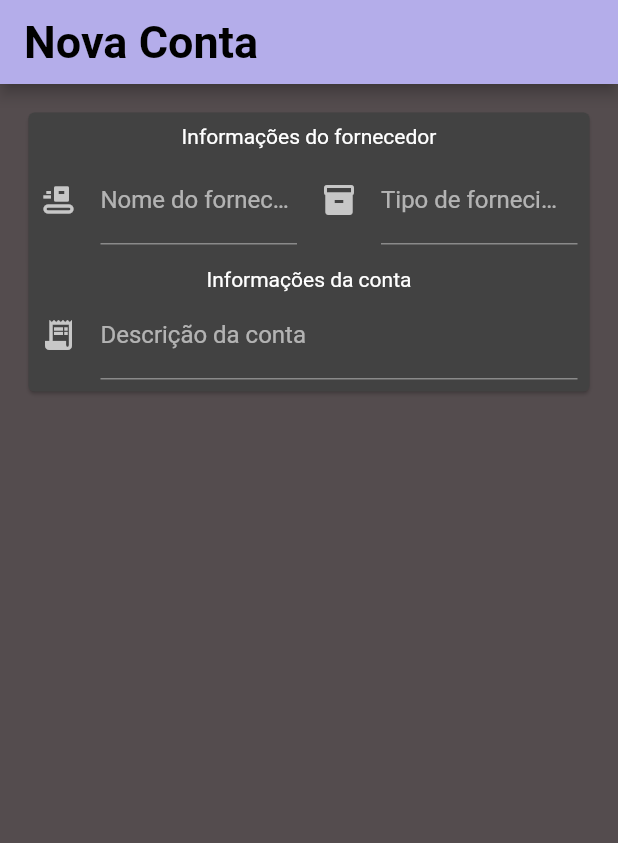
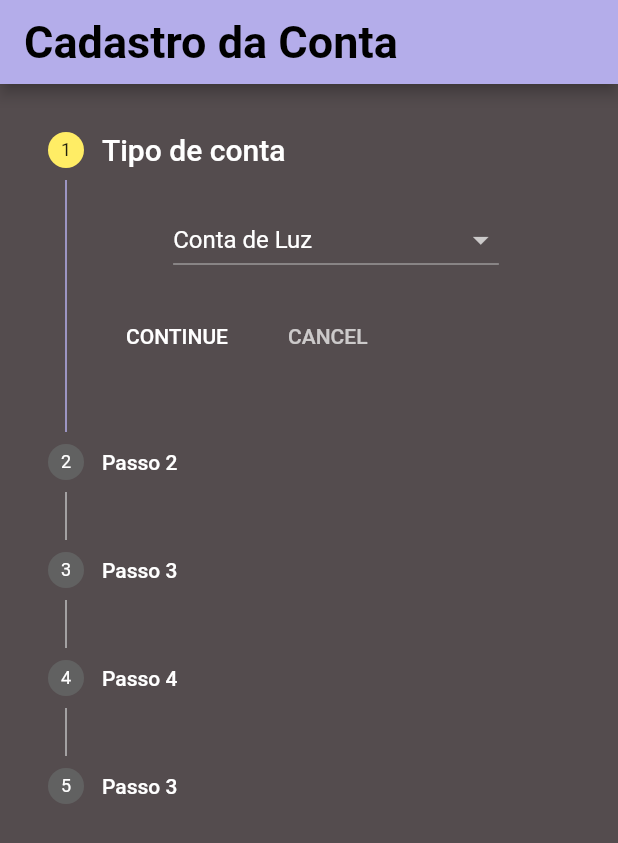
Before and after one commit to SamuelPimentel/help_mei, a Flutter app: the screen it shows after launch, on a phone screen of 412 x 824 dp. Shown: the top 843 px of the screen. Run offline on Flutter 3.47's test engine with Material 2 defaults, Android fonts, the light colour scheme and no system bars; our stand-ins replace sqflite, sqflite_common_ffi; accounts and stored records are empty.

Commit message:
feat: começo da criaçao do form de cadastro

```diff
--- a/lib/main.dart
+++ b/lib/main.dart
@@ -1,8 +1,11 @@
 import 'dart:io';
 
 import 'package:flutter/material.dart';
-import 'package:help_mei/pages/cadastro_conta_page.dart';
+import 'package:help_mei/controller/entity_controller_generic.dart';
+import 'package:help_mei/entities/tipo_conta.dart';
+import 'package:help_mei/pages/cadastro_conta/cadastro_conta_page.dart';
 import 'package:help_mei/pages/home_page.dart';
+import 'package:help_mei/services/sqlite_service_on_disk.dart';
 import 'package:sqflite/sqflite.dart';
 import 'package:sqflite_common_ffi/sqflite_ffi.dart';
 
@@ -13,11 +16,14 @@ void main() async {
     sqfliteFfiInit();
     databaseFactory = databaseFactoryFfi;
   }
-
+  var controller = EntityControllerGeneric(service: SqliteServiceOnDisk());
   WidgetsFlutterBinding.ensureInitialized();
+  var result = await controller.getEntities(TipoConta.empty());
+  var tipoContaValues =
+      result.map((e) => (e as TipoConta).nomeTipoConta).toList();
 
   runApp(MaterialApp(
-    home: CadastroContaPage(),
+    home: CadastroContaPage(dropDownItens: tipoContaValues),
     theme: buildTheme(),
   ));
 }
@@ -35,7 +41,10 @@ ThemeData buildTheme() {
         color: Colors.black,
         fontFamily: 'Roboto',
         fontSize: 30,
-              fontWeight: FontWeight.bold)),
+        fontWeight: FontWeight.bold,
+      ),
+    ),
     scaffoldBackgroundColor: vanDykePaper,
-      primaryColor: periwinle);
+    primaryColor: periwinle,
+  );
 }
--- /dev/null
+++ b/lib/pages/cadastro_conta/cadastro_conta_page.dart
@@ -0,0 +1,16 @@
+import 'package:flutter/material.dart';
+import 'package:help_mei/pages/cadastro_conta/cadastro_conta_step.dart';
+
+class CadastroContaPage extends StatelessWidget {
+  const CadastroContaPage({super.key, required this.dropDownItens});
+  final double size = 0.8;
+  final List<String> dropDownItens;
+
+  @override
+  Widget build(BuildContext context) {
+    return Scaffold(
+      appBar: AppBar(title: const Text('Cadastro da Conta')),
+      body: CadastroContaStep(dropDownItens: dropDownItens),
+    );
+  }
+}
--- /dev/null
+++ b/lib/pages/cadastro_conta/cadastro_conta_step.dart
@@ -0,0 +1,113 @@
+import 'package:flutter/material.dart';
+import 'package:help_mei/controller/entity_controller_generic.dart';
+import 'package:help_mei/entities/tipo_conta.dart';
+import 'package:help_mei/pages/cadastro_conta/widgets/dropdown_cadastro.dart';
+import 'package:help_mei/services/database_service.dart';
+import 'package:help_mei/services/sqlite_service_on_disk.dart';
+import 'package:help_mei/widgets/step_cadastro.dart';
+
+class CadastroContaStep extends StatefulWidget {
+  const CadastroContaStep({Key? key, required this.dropDownItens})
+      : super(key: key);
+  final List<String> dropDownItens;
+  @override
+  State<CadastroContaStep> createState() => _CadastroContaStepState();
+}
+
+class _CadastroContaStepState extends State<CadastroContaStep> {
+  int _index = 0;
+  String dropdownValue = '';
+
+  EntityControllerGeneric? _controller;
+
+  @override
+  void initState() {
+    // TODO: implement initState
+    super.initState();
+    _controller = EntityControllerGeneric(service: SqliteServiceOnDisk());
+    widget.dropDownItens.add('Outro');
+    dropdownValue = widget.dropDownItens.first;
+  }
+
+  @override
+  Widget build(BuildContext context) {
+    return Padding(
+      padding: const EdgeInsets.all(8),
+      child: Stepper(
+        elevation: 2,
+        currentStep: _index,
+        onStepCancel: () {
+          if (_index > 0) {
+            setState(() {
+              _index -= 1;
+            });
+          }
+        },
+        onStepContinue: () {
+          if (_index < getSteps().length - 1) {
+            setState(() {
+              _index += 1;
+            });
+          }
+        },
+        onStepTapped: (index) {
+          setState(() {
+            _index = index;
+          });
+        },
+        steps: getSteps(),
+      ),
+    );
+  }
+
+  List<Step> getSteps() {
+    return [
+      stepCadastro(
+        context,
+        'Tipo de conta',
+        _index,
+        0,
+        dropdownCadastro(
+          dropdownValue,
+          widget.dropDownItens,
+          (value) {
+            setState(() {
+              dropdownValue = value!;
+            });
+          },
+        ),
+      ),
+      Step(
+          state: _index > 1 ? StepState.complete : StepState.indexed,
+          isActive: _index >= 1,
+          title: Text(
+            'Passo 2',
+          ),
+          content: Container()),
+      Step(
+        state: _index > 2 ? StepState.complete : StepState.indexed,
+        isActive: _index >= 2,
+        title: Text(
+          'Passo 3',
+        ),
+        content: Container(),
+      ),
+      Step(
+        state: _index > 2 ? StepState.complete : StepState.indexed,
+        isActive: _index >= 2,
+        title: Text(
+          'Passo 4',
+        ),
+        content: Container(),
+      ),
+      Step(
+        state: _index > 2 ? StepState.complete : StepState.indexed,
+        isActive: _index >= 2,
+        title: Text(
+          'Passo 3',
+        ),
+        content: Container(),
+      ),
+    ];
+  }
+}
--- /dev/null
+++ b/lib/pages/cadastro_conta/widgets/dropdown_cadastro.dart
@@ -0,0 +1,23 @@
+import 'package:flutter/material.dart';
+
+Widget dropdownCadastro(String dropdownValue, List<String> dropdownItens,
+    Function(String? value) onChanged) {
+  return Column(
+    children: [
+      DropdownButton<String>(
+        value: dropdownValue,
+        onChanged: onChanged,
+        items: dropdownItens.map<DropdownMenuItem<String>>((e) {
+          return DropdownMenuItem<String>(
+            value: e,
+            child: Text(e),
+          );
+        }).toList(),
+      ),
+      if (dropdownValue == 'Outro')
+        TextFormField(
+          decoration: const InputDecoration(labelText: 'Descrição'),
+        )
+    ],
+  );
+}
--- a/lib/pages/cadastro_conta_page.dart
+++ /dev/null
@@ -1,60 +0,0 @@
-import 'package:flutter/material.dart';
-
-class CadastroContaPage extends StatelessWidget {
-  const CadastroContaPage({super.key});
-
-  @override
-  Widget build(BuildContext context) {
-    return Scaffold(
-        appBar: AppBar(title: Text('Nova Conta')),
-        body: SingleChildScrollView(
-          child: Padding(
-            padding: const EdgeInsets.all(15.0),
-            child: Card(
-              child: Padding(
-                padding: const EdgeInsets.all(8.0),
-                child: Form(
-                    child: Column(
-                  children: [
-                    Column(
-                      mainAxisSize: MainAxisSize.max,
-                      children: [
-                        const Text("Informações do fornecedor"),
-                        const SizedBox(
-                          height: 5,
-                        ),
-                        Row(
-                          mainAxisAlignment: MainAxisAlignment.center,
-                          children: [
-                            Expanded(
-                                child: TextFormField(
-                              decoration: InputDecoration(
-                                  labelText: 'Nome do fornecedor',
-                                  icon: Icon(Icons.conveyor_belt)),
-                            )),
-                            const SizedBox(width: 16.0),
-                            Expanded(
-                                child: TextFormField(
-                              decoration: InputDecoration(
-                                  labelText: 'Tipo de fornecimento',
-                                  icon: Icon(Icons.inventory)),
-                            )),
-                          ],
-                        ),
-                      ],
-                    ),
-                    SizedBox(height: 15.0),
-                    Text('Informações da conta'),
-                    TextFormField(
-                      decoration: InputDecoration(
-                          labelText: 'Descrição da conta',
-                          icon: Icon(Icons.receipt_long)),
-                    )
-                  ],
-                )),
-              ),
-            ),
-          ),
-        ));
-  }
-}
--- a/lib/services/sqlite_service_on_disk.dart
+++ b/lib/services/sqlite_service_on_disk.dart
@@ -22,7 +22,6 @@ class SqliteServiceOnDisk extends DatabaseService {
   factory SqliteServiceOnDisk() => instance;
 
   @override
-  // TODO: implement database
   Future<Database> get database async {
     if (_database != null) {
       return _database!;
--- /dev/null
+++ b/lib/widgets/step_cadastro.dart
@@ -0,0 +1,19 @@
+import 'package:flutter/material.dart';
+
+Step stepCadastro(
+  BuildContext context,
+  String title,
+  int currentIndex,
+  int stepIndex,
+  Widget content,
+) {
+  return Step(
+    state: currentIndex > stepIndex ? StepState.complete : StepState.indexed,
+    isActive: currentIndex >= stepIndex,
+    title: Text(
+      title,
+      style: Theme.of(context).textTheme.titleLarge,
+    ),
+    content: content,
+  );
+}
```
Lines whose indentation alone changed are shown as unchanged.
